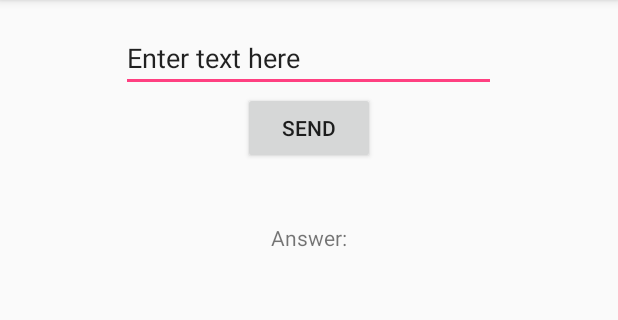
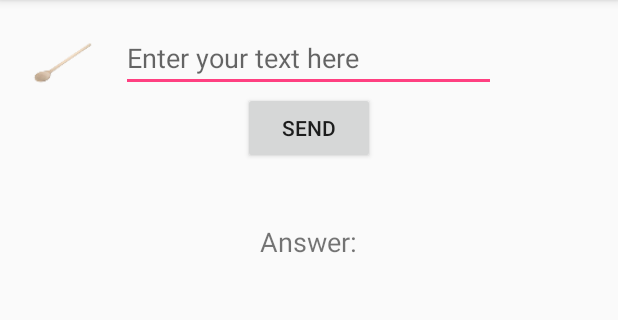
Before and after one commit to BeniGal/my-university-project-ubbse2016, an Android app: the screen it shows after launch (MainActivity), on a phone screen of 412 x 824 dp, the part 84-404 px from its top. Run offline under Robolectric (Android 15) with nearby library versions, the phone set to English and light mode, and no system bars.

Commit message:
Layout changes

```diff
--- a/VirtualAssistantAndroidClient/app/src/main/res/layout/activity_main.xml
+++ b/VirtualAssistantAndroidClient/app/src/main/res/layout/activity_main.xml
@@ -9,14 +9,20 @@
     android:paddingTop="@dimen/activity_vertical_margin"
     tools:context="fakanal.android.MainActivity">
 
+    <ImageView
+        android:layout_width="52dp"
+        android:layout_height="52dp"
+        android:src="@mipmap/icon" />
+
     <EditText
         android:layout_width="250dp"
         android:layout_height="wrap_content"
         android:id="@+id/editText"
         android:layout_alignParentTop="true"
         android:layout_centerHorizontal="true"
-        android:text="Enter text here"
-        android:inputType="text" />
+        android:text=""
+        android:inputType="text"
+        android:hint="Enter your text here" />
 
     <Button
         android:layout_width="wrap_content"
@@ -29,6 +35,7 @@
     <TextView
         android:layout_width="wrap_content"
         android:layout_height="wrap_content"
+        android:textSize="18dp"
         android:text="Answer:"
         android:layout_marginTop="39dp"
         android:layout_below="@+id/button"
@@ -39,6 +46,7 @@
         android:layout_width="wrap_content"
         android:layout_height="wrap_content"
         android:layout_marginTop="31dp"
+        android:textSize="36dp"
         android:id="@+id/textView"
         android:layout_below="@+id/answerTextView"
         android:layout_centerHorizontal="true" />
```
